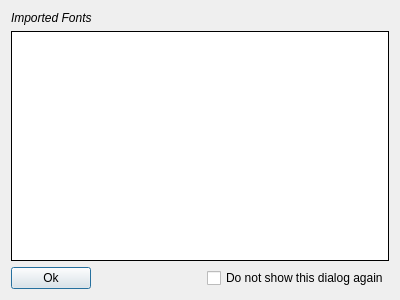
First picture: the form in src/importedfonts.ui, repository fontmatrix/fontmatrix, before the edit.
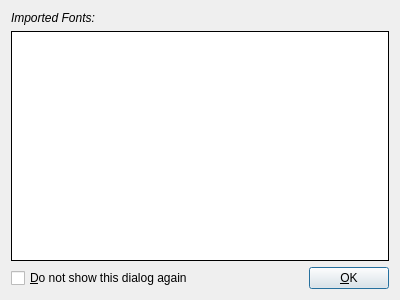
Second picture: the form after the edit.

Commit message: Fixed button layout in the dialog, added missing mnemonics

Patch:
```diff
--- a/src/importedfonts.ui
+++ b/src/importedfonts.ui
@@ -21,7 +21,7 @@
       </font>
      </property>
      <property name="text" >
-      <string>Imported Fonts</string>
+      <string>Imported Fonts:</string>
      </property>
     </widget>
    </item>
@@ -47,15 +47,15 @@
    <item row="2" column="0" >
     <layout class="QHBoxLayout" name="horizontalLayout" >
      <item>
-      <widget class="QPushButton" name="btnOk" >
-       <property name="sizePolicy" >
-        <sizepolicy vsizetype="Fixed" hsizetype="Fixed" >
-         <horstretch>0</horstretch>
-         <verstretch>0</verstretch>
-        </sizepolicy>
+      <widget class="QCheckBox" name="dontShowBox" >
+       <property name="toolTip" >
+        <string>&lt;qt>Instead of showing this dialog imported font count
+will be shown in the status bar. If you choose not to
+show this dialog anymore you can reset the state
+in preferences.&lt;/qt></string>
        </property>
        <property name="text" >
-        <string>Ok</string>
+        <string>&amp;Do not show this dialog again</string>
        </property>
       </widget>
      </item>
@@ -73,15 +73,15 @@
       </spacer>
      </item>
      <item>
-      <widget class="QCheckBox" name="dontShowBox" >
-       <property name="toolTip" >
-        <string>&lt;qt>Instead of showing this dialog imported font count
-will be shown in the status bar. If you choose not to
-show this dialog anymore you can reset the state
-in preferences.&lt;/qt></string>
+      <widget class="QPushButton" name="btnOk" >
+       <property name="sizePolicy" >
+        <sizepolicy vsizetype="Fixed" hsizetype="Fixed" >
+         <horstretch>0</horstretch>
+         <verstretch>0</verstretch>
+        </sizepolicy>
        </property>
        <property name="text" >
-        <string>Do not show this dialog again</string>
+        <string>&amp;OK</string>
        </property>
       </widget>
      </item>
```
